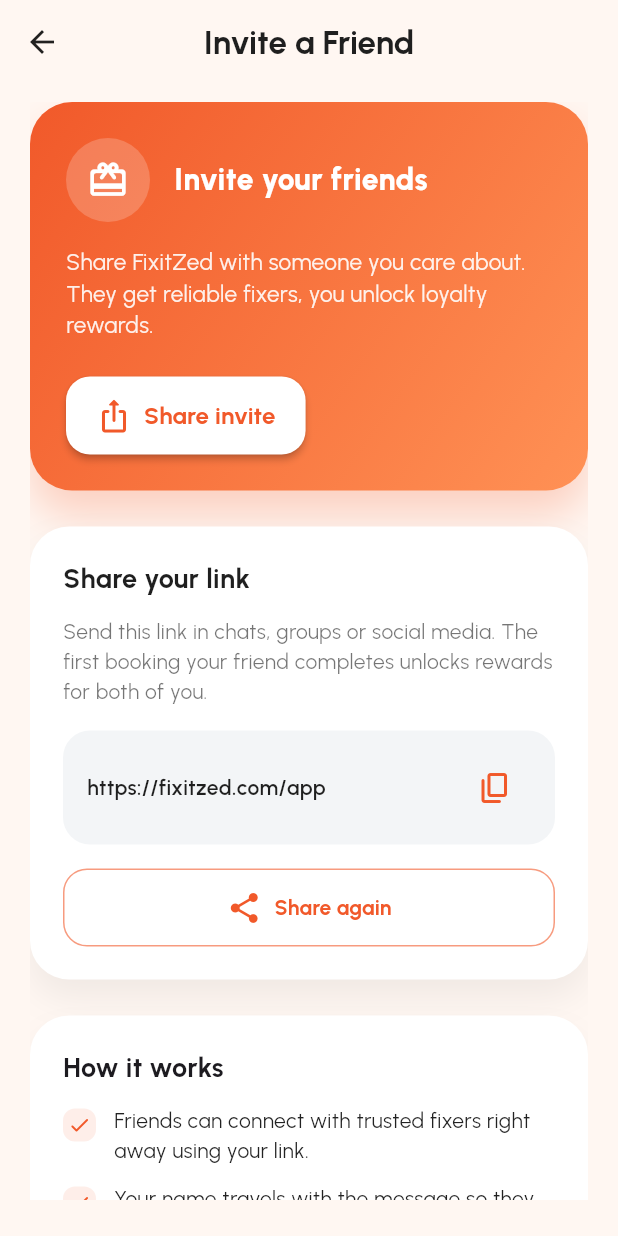
After one commit to cosammalaika/FixitZed-App, a Flutter app: the InviteFriendScreen screen opened by its route, on a phone screen of 412 x 824 dp. The commit adds this screen. Run offline on Flutter 3.47's test engine with Material 3 defaults, Android fonts, the phone set to English and light mode, and no system bars; our stand-ins replace connectivity_plus, file_picker, flutter_local_notifications, flutter_riverpod, geocoding, geolocator and 5 more; accounts and stored records are empty; network calls fail.

Commit message:
important change

```diff
--- a/lib/main.dart
+++ b/lib/main.dart
@@ -16,6 +16,7 @@ import 'package:fixitzed_app/screens/profile/my_booking_screen.dart';
 import 'package:fixitzed_app/screens/profile/settings_screen.dart';
 import 'package:fixitzed_app/screens/profile/help_center_screen.dart';
 import 'package:fixitzed_app/screens/profile/faqs_screen.dart';
+import 'package:fixitzed_app/screens/profile/invite_friend_screen.dart';
 import 'package:fixitzed_app/screens/profile/change_password_screen.dart';
 import 'package:fixitzed_app/screens/fixer/become_fixer_screen.dart';
 import 'package:fixitzed_app/screens/about_screen.dart';
@@ -69,6 +70,7 @@ class MyApp extends ConsumerWidget {
             '/profile/payments': (context) => const PaymentMethodsScreen(),
             '/profile/bookings': (context) => const MyBookingScreen(),
             '/profile/settings': (context) => const SettingsScreen(),
+            '/profile/invite': (context) => const InviteFriendScreen(),
             '/profile/help': (context) => const HelpCenterScreen(),
             '/profile/faqs': (context) => const FaqsScreen(),
             '/profile/password': (context) => const ChangePasswordScreen(),
--- /dev/null
+++ b/lib/screens/profile/invite_friend_screen.dart
@@ -0,0 +1,359 @@
+import 'package:flutter/material.dart';
+import 'package:flutter/services.dart';
+import 'package:flutter_riverpod/flutter_riverpod.dart';
+import 'package:google_fonts/google_fonts.dart';
+import 'package:share_plus/share_plus.dart';
+
+import 'package:fixitzed_app/state/profile_controller.dart';
+
+class InviteFriendScreen extends ConsumerWidget {
+  const InviteFriendScreen({super.key});
+
+  static const String _defaultLink = 'https://fixitzed.com/app';
+
+  @override
+  Widget build(BuildContext context, WidgetRef ref) {
+    final profile = ref.watch(profileControllerProvider).valueOrNull;
+    final name = profile?.name.trim();
+    final inviteLink = _buildInviteLink(profile);
+    final message = _buildShareMessage(name, inviteLink);
+
+    return Scaffold(
+      backgroundColor: const Color(0xFFFFF7F2),
+      appBar: AppBar(
+        backgroundColor: Colors.transparent,
+        foregroundColor: Colors.black87,
+        elevation: 0,
+        centerTitle: true,
+        title: Text(
+          'Invite a Friend',
+          style: GoogleFonts.urbanist(
+            fontWeight: FontWeight.w700,
+            color: const Color(0xFF1F1F1F),
+          ),
+        ),
+      ),
+      body: SafeArea(
+        child: Padding(
+          padding: const EdgeInsets.fromLTRB(20, 12, 20, 24),
+          child: SingleChildScrollView(
+            physics: const BouncingScrollPhysics(),
+            child: Column(
+              crossAxisAlignment: CrossAxisAlignment.stretch,
+              children: [
+                _InviteHero(name: name, onShare: () => _share(message)),
+                const SizedBox(height: 24),
+                _InviteCard(
+                  inviteLink: inviteLink,
+                  onShare: () => _share(message),
+                  onCopy: () => _copyLink(context, inviteLink),
+                ),
+                const SizedBox(height: 24),
+                _PerksCard(
+                  perks: const [
+                    'Friends can connect with trusted fixers right away using your link.',
+                    'Your name travels with the message so they know who invited them.',
+                    'Need to resend it? Copy or share the link again anytime from this page.',
+                  ],
+                ),
+              ],
+            ),
+          ),
+        ),
+      ),
+    );
+  }
+
+  static String _buildInviteLink(ProfileState? profile) {
+    final email = profile?.email.trim();
+    if (email != null && email.isNotEmpty) {
+      final encoded = Uri.encodeComponent(email.toLowerCase());
+      return '$_defaultLink?ref=$encoded';
+    }
+    return _defaultLink;
+  }
+
+  static String _buildShareMessage(String? name, String link) {
+    final friendlyName = (name != null && name.isNotEmpty) ? name : 'I';
+    return '$friendlyName just booked trusted fixers on FixitZed. '
+        'Join me and get your repairs sorted in minutes: $link';
+  }
+
+  static Future<void> _share(String message) async {
+    await Share.share(message, subject: 'Join me on FixitZed');
+  }
+
+  static void _copyLink(BuildContext context, String link) {
+    Clipboard.setData(ClipboardData(text: link));
+    ScaffoldMessenger.of(context).showSnackBar(
+      SnackBar(
+        content: Text(
+          'Invite link copied to clipboard',
+          style: GoogleFonts.urbanist(color: Colors.white),
+        ),
+        behavior: SnackBarBehavior.floating,
+        backgroundColor: const Color(0xFF2E7D32),
+      ),
+    );
+  }
+}
+
+class _InviteHero extends StatelessWidget {
+  const _InviteHero({required this.name, required this.onShare});
+
+  final String? name;
+  final VoidCallback onShare;
+
+  @override
+  Widget build(BuildContext context) {
+    final brand = const Color(0xFFF1592A);
+    return Container(
+      padding: const EdgeInsets.all(24),
+      decoration: BoxDecoration(
+        gradient: const LinearGradient(
+          colors: [Color(0xFFF1592A), Color(0xFFFF9155)],
+          begin: Alignment.topLeft,
+          end: Alignment.bottomRight,
+        ),
+        borderRadius: BorderRadius.circular(28),
+        boxShadow: [
+          BoxShadow(
+            color: brand.withValues(alpha: 0.25),
+            blurRadius: 24,
+            offset: const Offset(0, 16),
+          ),
+        ],
+      ),
+      child: Column(
+        crossAxisAlignment: CrossAxisAlignment.start,
+        children: [
+          Row(
+            children: [
+              Container(
+                padding: const EdgeInsets.all(14),
+                decoration: BoxDecoration(
+                  color: Colors.white.withValues(alpha: 0.2),
+                  shape: BoxShape.circle,
+                ),
+                child: const Icon(
+                  Icons.card_giftcard_rounded,
+                  color: Colors.white,
+                  size: 28,
+                ),
+              ),
+              const SizedBox(width: 16),
+              Expanded(
+                child: Text(
+                  name != null && name!.isNotEmpty
+                      ? '$name, invite your friends'
+                      : 'Invite your friends',
+                  style: GoogleFonts.urbanist(
+                    color: Colors.white,
+                    fontWeight: FontWeight.w800,
+                    fontSize: 20,
+                  ),
+                ),
+              ),
+            ],
+          ),
+          const SizedBox(height: 16),
+          Text(
+            'Share FixitZed with someone you care about. They get reliable fixers, you unlock loyalty rewards.',
+            style: GoogleFonts.urbanist(
+              color: Colors.white.withValues(alpha: 0.9),
+              fontSize: 15,
+            ),
+          ),
+          const SizedBox(height: 24),
+          ElevatedButton.icon(
+            onPressed: onShare,
+            style: ElevatedButton.styleFrom(
+              backgroundColor: Colors.white,
+              foregroundColor: brand,
+              shape: RoundedRectangleBorder(
+                borderRadius: BorderRadius.circular(16),
+              ),
+              padding: const EdgeInsets.symmetric(vertical: 14, horizontal: 20),
+            ),
+            icon: const Icon(Icons.ios_share_rounded),
+            label: Text(
+              'Share invite',
+              style: GoogleFonts.urbanist(
+                fontWeight: FontWeight.w700,
+                fontSize: 16,
+              ),
+            ),
+          ),
+        ],
+      ),
+    );
+  }
+}
+
+class _InviteCard extends StatelessWidget {
+  const _InviteCard({
+    required this.inviteLink,
+    required this.onShare,
+    required this.onCopy,
+  });
+
+  final String inviteLink;
+  final VoidCallback onShare;
+  final VoidCallback onCopy;
+
+  @override
+  Widget build(BuildContext context) {
+    final brand = const Color(0xFFF1592A);
+    return Container(
+      padding: const EdgeInsets.all(22),
+      decoration: BoxDecoration(
+        color: Colors.white,
+        borderRadius: BorderRadius.circular(26),
+        boxShadow: [
+          BoxShadow(
+            color: Colors.black.withValues(alpha: 0.06),
+            blurRadius: 20,
+            offset: const Offset(0, 12),
+          ),
+        ],
+      ),
+      child: Column(
+        crossAxisAlignment: CrossAxisAlignment.start,
+        children: [
+          Text(
+            'Share your link',
+            style: GoogleFonts.urbanist(
+              fontSize: 18,
+              fontWeight: FontWeight.w700,
+              color: const Color(0xFF1F1F1F),
+            ),
+          ),
+          const SizedBox(height: 12),
+          Text(
+            'Send this link in chats, groups or social media. '
+            'The first booking your friend completes unlocks rewards for both of you.',
+            style: GoogleFonts.urbanist(color: Colors.black54),
+          ),
+          const SizedBox(height: 16),
+          Container(
+            padding: const EdgeInsets.symmetric(horizontal: 16, vertical: 14),
+            decoration: BoxDecoration(
+              color: const Color(0xFFF3F5F7),
+              borderRadius: BorderRadius.circular(18),
+            ),
+            child: Row(
+              children: [
+                Expanded(
+                  child: Text(
+                    inviteLink,
+                    style: GoogleFonts.urbanist(
+                      fontWeight: FontWeight.w600,
+                      color: const Color(0xFF1F1F1F),
+                    ),
+                  ),
+                ),
+                IconButton(
+                  tooltip: 'Copy link',
+                  icon: const Icon(Icons.copy_rounded),
+                  color: brand,
+                  onPressed: onCopy,
+                ),
+              ],
+            ),
+          ),
+          const SizedBox(height: 16),
+          Row(
+            children: [
+              Expanded(
+                child: OutlinedButton.icon(
+                  onPressed: onShare,
+                  style: OutlinedButton.styleFrom(
+                    foregroundColor: brand,
+                    side: BorderSide(color: brand.withValues(alpha: 0.6)),
+                    padding: const EdgeInsets.symmetric(vertical: 14),
+                    shape: RoundedRectangleBorder(
+                      borderRadius: BorderRadius.circular(16),
+                    ),
+                  ),
+                  icon: const Icon(Icons.share_rounded),
+                  label: Text(
+                    'Share again',
+                    style: GoogleFonts.urbanist(fontWeight: FontWeight.w700),
+                  ),
+                ),
+              ),
+            ],
+          ),
+        ],
+      ),
+    );
+  }
+}
+
+class _PerksCard extends StatelessWidget {
+  const _PerksCard({required this.perks});
+
+  final List<String> perks;
+
+  @override
+  Widget build(BuildContext context) {
+    return Container(
+      padding: const EdgeInsets.all(22),
+      decoration: BoxDecoration(
+        color: Colors.white,
+        borderRadius: BorderRadius.circular(26),
+        boxShadow: [
+          BoxShadow(
+            color: Colors.black.withValues(alpha: 0.05),
+            blurRadius: 16,
+            offset: const Offset(0, 10),
+          ),
+        ],
+      ),
+      child: Column(
+        crossAxisAlignment: CrossAxisAlignment.start,
+        children: [
+          Text(
+            'How it works',
+            style: GoogleFonts.urbanist(
+              fontSize: 18,
+              fontWeight: FontWeight.w700,
+            ),
+          ),
+          const SizedBox(height: 12),
+          ...perks.map(
+            (perk) => Padding(
+              padding: const EdgeInsets.only(bottom: 12),
+              child: Row(
+                crossAxisAlignment: CrossAxisAlignment.start,
+                children: [
+                  Container(
+                    width: 22,
+                    height: 22,
+                    margin: const EdgeInsets.only(top: 2),
+                    decoration: BoxDecoration(
+                      color: const Color(0x1AF1592A),
+                      borderRadius: BorderRadius.circular(8),
+                    ),
+                    child: const Icon(
+                      Icons.check_rounded,
+                      color: Color(0xFFF1592A),
+                      size: 16,
+                    ),
+                  ),
+                  const SizedBox(width: 12),
+                  Expanded(
+                    child: Text(
+                      perk,
+                      style: GoogleFonts.urbanist(color: Colors.black87),
+                    ),
+                  ),
+                ],
+              ),
+            ),
+          ),
+        ],
+      ),
+    );
+  }
+}
--- a/lib/screens/profile_screen.dart
+++ b/lib/screens/profile_screen.dart
@@ -468,6 +468,12 @@ class _ProfileScreenState extends State<ProfileScreen> {
                       Navigator.pushNamed(context, '/profile/settings'),
                 ),
                 _menuItem(
+                  Icons.card_giftcard_rounded,
+                  'Invite a friend',
+                  onTap: () =>
+                      Navigator.pushNamed(context, '/profile/invite'),
+                ),
+                _menuItem(
                   Icons.help_outline_rounded,
                   'FAQs',
                   onTap: () => Navigator.pushNamed(context, '/profile/faqs'),
```
